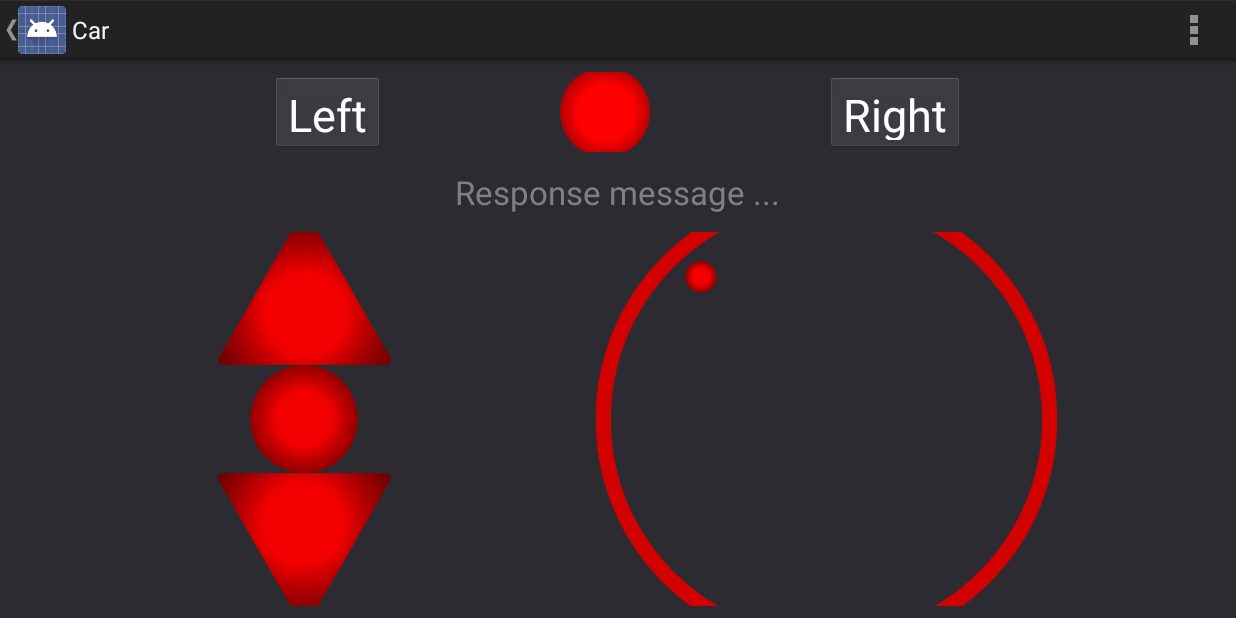
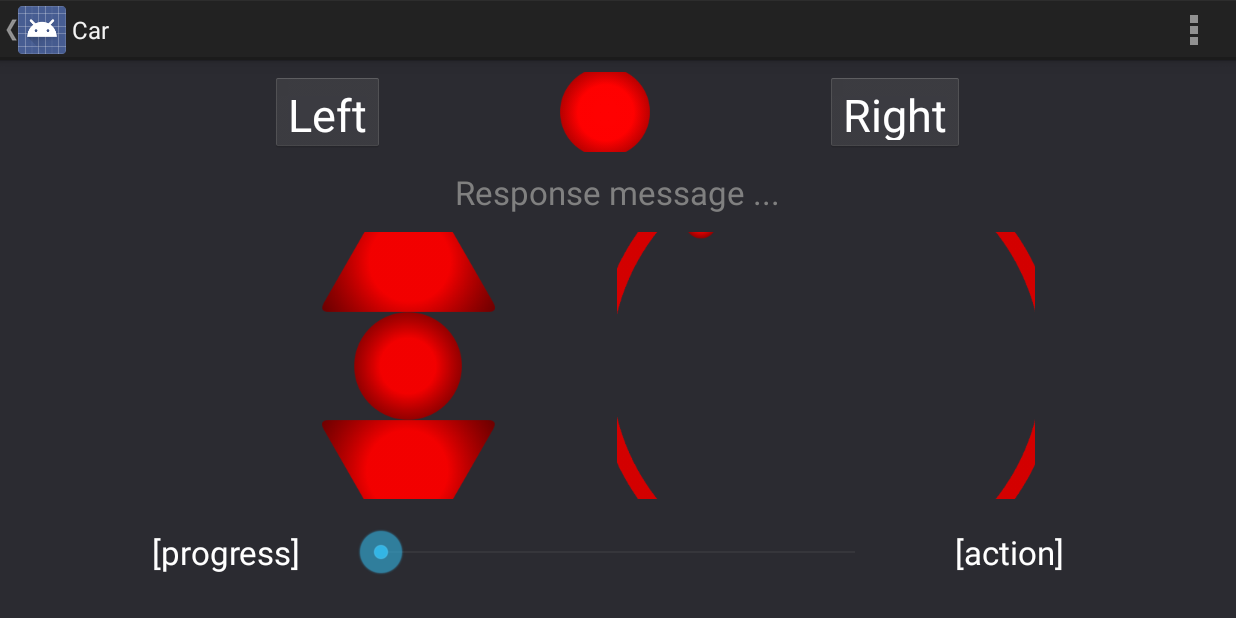
Before and after one commit to boremeister/OmniCon-Android, an Android app: the AvtoActivity screen opened directly, with no data from a screen before it, on a phone screen of 824 x 412 dp (held sideways). Run offline under Robolectric (Android 15) with nearby library versions, the phone set to English and light mode, and no system bars.

Commit message:
a) slider - test

```diff
--- a/app/src/main/java/com/bd/bluemotor/AvtoActivity.java
+++ b/app/src/main/java/com/bd/bluemotor/AvtoActivity.java
@@ -14,6 +14,7 @@ import android.util.Log;
 import android.view.View;
 import android.widget.Button;
 import android.widget.ImageButton;
+import android.widget.SeekBar;
 import android.widget.TextView;
 
 import java.io.IOException;
@@ -38,6 +39,11 @@ public class AvtoActivity extends BaseActivity {
     TextView tvResponse;
     Button btnTurnLeft, btnTurnRight;
     ImageButton imgBtnStop;
+
+    /* SEEK BAR TEST */
+    private SeekBar sbLeds;
+    private TextView tvProgress, tvAction;
+
 
 	@Override
 	protected void onCreate(Bundle savedInstanceState) {
@@ -97,6 +103,28 @@ public class AvtoActivity extends BaseActivity {
 
         // check bluetooth status
         checkBluetooth();
+
+        /* SEEK BAR TEST */
+        sbLeds = (SeekBar) findViewById(R.id.seekBarLed);
+        tvProgress = (TextView) findViewById(R.id.textViewProgress);
+        tvAction = (TextView) findViewById(R.id.textViewAction);
+
+        sbLeds.setOnSeekBarChangeListener(new SeekBar.OnSeekBarChangeListener() {
+            @Override
+            public void onProgressChanged(SeekBar seekBar, int progress, boolean b) {
+                tvProgress.setText("Value: " +  progress);
+            }
+
+            @Override
+            public void onStartTrackingTouch(SeekBar seekBar) {
+                tvAction.setText("sliding");
+            }
+
+            @Override
+            public void onStopTrackingTouch(SeekBar seekBar) {
+                tvAction.setText("stop");
+            }
+        });
 
 	}
 
--- a/app/src/main/res/layout/activity_avto.xml
+++ b/app/src/main/res/layout/activity_avto.xml
@@ -101,13 +101,14 @@
                 android:layout_weight="1" />
 
         </LinearLayout>
+
     </LinearLayout>
 
     <LinearLayout
         android:id="@+id/ll2"
         android:layout_width="fill_parent"
         android:layout_height="0dp"
-        android:layout_weight="70"
+        android:layout_weight="50"
         android:weightSum="100"
         android:orientation="horizontal"
         android:gravity="center">
@@ -175,7 +176,7 @@
             android:id="@+id/ll2b"
             android:layout_width="0dp"
             android:layout_height="fill_parent"
-            android:layout_weight="60"
+            android:layout_weight="40"
             android:orientation="horizontal"
             android:gravity="center">
 
@@ -202,4 +203,71 @@
 
     </LinearLayout>
 
+    <LinearLayout
+        android:id="@+id/ll3"
+        android:layout_width="fill_parent"
+        android:layout_height="0dp"
+        android:layout_weight="20"
+        android:weightSum="100"
+        android:orientation="horizontal"
+        android:gravity="center">
+
+        <LinearLayout
+            android:id="@+id/ll3a"
+            android:layout_width="0dp"
+            android:layout_height="fill_parent"
+            android:layout_weight="25"
+            android:orientation="vertical"
+            android:gravity="center">
+
+            <TextView
+                android:text="[progress]"
+                android:textAppearance="?android:attr/textAppearanceLarge"
+                android:id="@+id/textViewProgress"
+                android:layout_height="wrap_content"
+                android:layout_width="wrap_content"
+                android:textColor="@color/white">
+            </TextView>
+
+        </LinearLayout>
+
+        <LinearLayout
+            android:id="@+id/ll3b"
+            android:layout_width="0dp"
+            android:layout_height="fill_parent"
+            android:layout_weight="50"
+            android:orientation="vertical"
+            android:gravity="center">
+
+            <SeekBar
+                android:id="@+id/seekBarLed"
+                android:max="10"
+                android:layout_width="match_parent"
+                android:layout_height="wrap_content" >
+            </SeekBar>
+
+        </LinearLayout>
+
+        <LinearLayout
+            android:id="@+id/ll3c"
+            android:layout_width="0dp"
+            android:layout_height="fill_parent"
+            android:layout_weight="25"
+            android:orientation="vertical"
+            android:gravity="center">
+
+            <TextView
+                android:text="[action]"
+                android:textAppearance="?android:attr/textAppearanceLarge"
+                android:id="@+id/textViewAction"
+                android:layout_height="wrap_content"
+                android:layout_width="wrap_content"
+                android:layout_below="@+id/textViewProgress"
+                android:textColor="@color/white" >
+            </TextView>
+
+        </LinearLayout>
+
+    </LinearLayout>
+
 </LinearLayout>
```
Also changed, not shown: 1 other file.
